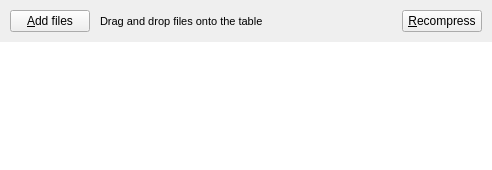
Qt form window.ui (Kilian/Trimage) before a commit.
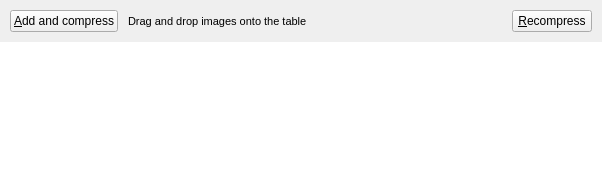
The same form after that commit. Icons and pictures are not drawn.

Commit message: change wording to "add and compress", change "files" to more explicit "images"

Patch:
```diff
--- a/window.ui
+++ b/window.ui
@@ -6,7 +6,7 @@
    <rect>
     <x>0</x>
     <y>0</y>
-    <width>492</width>
+    <width>602</width>
     <height>170</height>
    </rect>
   </property>
@@ -70,7 +70,7 @@
                <string>Add file to the compression list</string>
               </property>
               <property name="text">
-               <string>&amp;Add files</string>
+               <string>&amp;Add and compress</string>
               </property>
               <property name="icon">
                <iconset>
@@ -92,7 +92,7 @@
                <enum>QFrame::Plain</enum>
               </property>
               <property name="text">
-               <string>Drag and drop files onto the table</string>
+               <string>Drag and drop images onto the table</string>
               </property>
               <property name="margin">
                <number>1</number>
```
